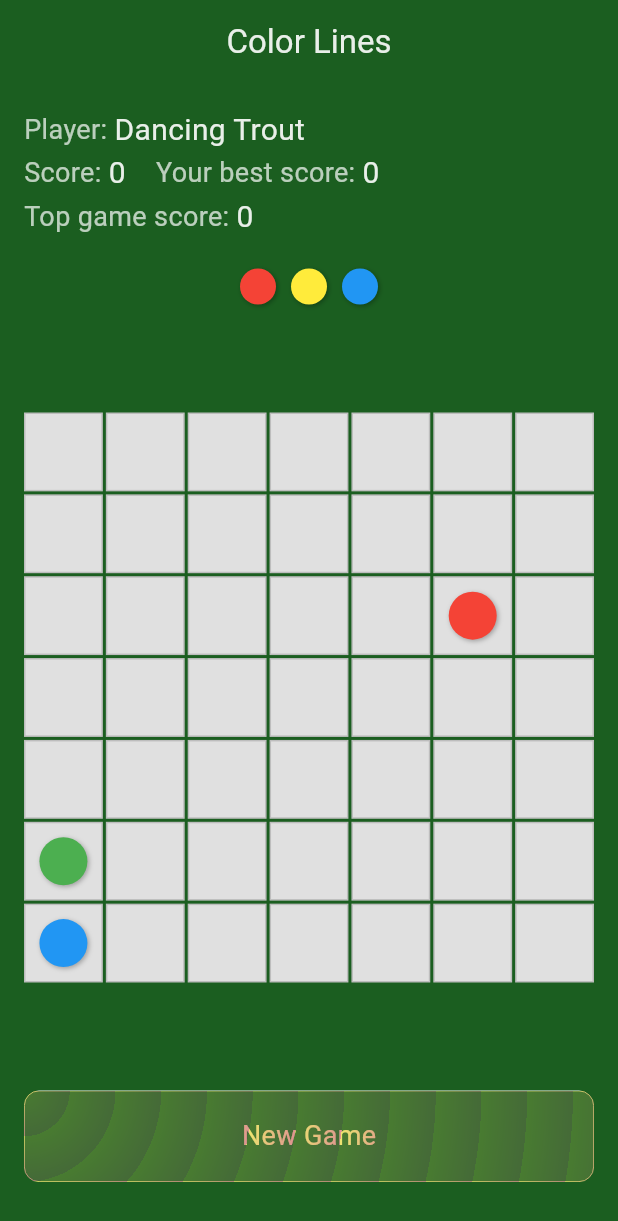
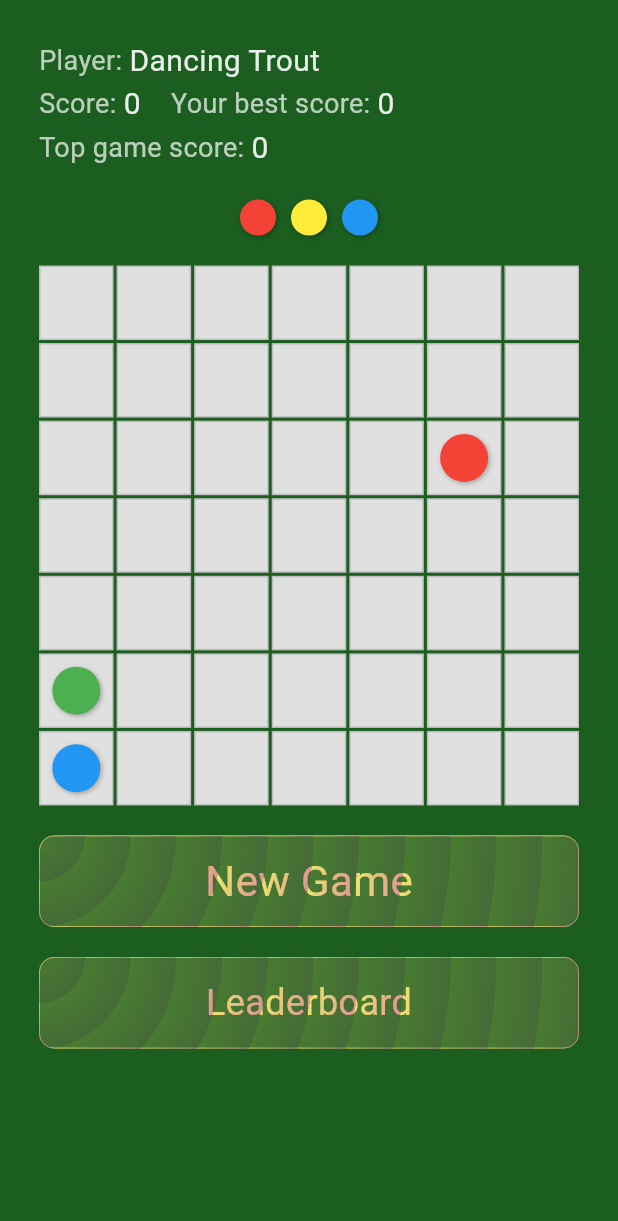
Before and after one commit to bigbott/getx_lines_game, a Flutter app: the screen it shows after launch, on a phone screen of 412 x 824 dp. Shown: the top 1221 px of the screen. Run offline on Flutter 3.47's test engine with Material 3 defaults, Android fonts, the phone set to English and light mode, and no system bars; our stand-ins replace appwrite, device_preview, get, shared_preferences; missing offline and left inert: flutter_soloud, navigation_history_observer; network calls fail.

Commit message:
small fixes

```diff
--- a/lib/app/modules/game/game_controller.dart
+++ b/lib/app/modules/game/game_controller.dart
@@ -28,7 +28,7 @@ class GameController extends GetxController with SingleGetTickerProviderMixin {
   String? userId;
   String? nickname;
 
-  bool isTest = true;
+  bool isTest = false;
 
   GameController(this._service, this._leaderboardService);
 
--- a/lib/app/modules/game/game_view.dart
+++ b/lib/app/modules/game/game_view.dart
@@ -1,5 +1,6 @@
 import 'package:flutter/material.dart';
 import 'package:get/get.dart';
+import 'package:getx_lines_game/app/routes/app_pages.dart';
 import 'package:getx_lines_game/common/ez/ez_glass_gradient_button.dart';
 import 'package:getx_lines_game/common/ez/ez_text.dart';
 import '../../data/game/lines_model.dart';
@@ -12,18 +13,15 @@ class GameView extends GetView<GameController> {
 
   @override
   Widget build(BuildContext context) {
-    return Scaffold(
-      appBar: AppBar(
-        title: const Text('Color Lines'),
-        centerTitle: true,
-      ),
-      body: Column(
+    return SafeArea(
+      child: Scaffold(
+        body: Padding(
+          padding: EdgeInsets.all(26),
+          child: Column(
             mainAxisAlignment: MainAxisAlignment.start,
-        spacing: 40,
+            spacing: 20,
             children: [
-          Padding(
-            padding: const EdgeInsets.all(16.0),
-            child: Column(
+              Column(
                 mainAxisAlignment: MainAxisAlignment.spaceBetween,
                 spacing: 20,
                 children: [
@@ -92,18 +90,22 @@ class GameView extends GetView<GameController> {
                     builder: (controller) => Row(
                       mainAxisAlignment: MainAxisAlignment.center,
                       spacing: 10,
-                    children:
-                        controller.nextBalls.map((ball) => BallWidget(ball: ball, size: 24, isSelected: false,)).toList(),
+                      children: controller.nextBalls
+                          .map((ball) => BallWidget(
+                                ball: ball,
+                                size: 24,
+                                isSelected: false,
+                              ))
+                          .toList(),
                     ),
                   ),
                 ],
-            ),
               ),
               Center(
                 child: AspectRatio(
                   aspectRatio: 1,
                   child: Container(
-                padding: const EdgeInsets.all(16.0),
+                    //  padding: const EdgeInsets.all(16.0),
                     child: GetBuilder<GameController>(
                       builder: (controller) => GridView.builder(
                         gridDelegate: SliverGridDelegateWithFixedCrossAxisCount(
@@ -148,17 +150,23 @@ class GameView extends GetView<GameController> {
                   ),
                 ),
               ),
-          Padding(
-            padding: const EdgeInsets.all(16.0),
-            child: EzGlassGradientButton(
+              EzGlassGradientButton(
                 onTap: controller.startNewGame,
-              child: const Text('New Game', style: TextStyle(fontSize: 18)),
+                child: const Text('New Game', style: TextStyle(fontSize: 28)),
               ),
+              // SizedBox(
+              //   height: 30,
+              // ),
+              EzGlassGradientButton(
+                onTap: () {
+                  Get.toNamed(Routes.LEADERBOARD);
+                },
+                child: const Text('Leaderboard', style: TextStyle(fontSize: 24)),
               ),
             ],
           ),
+        ),
+      ),
     );
   }
-
-
 }
```
Lines whose indentation alone changed are shown as unchanged.
